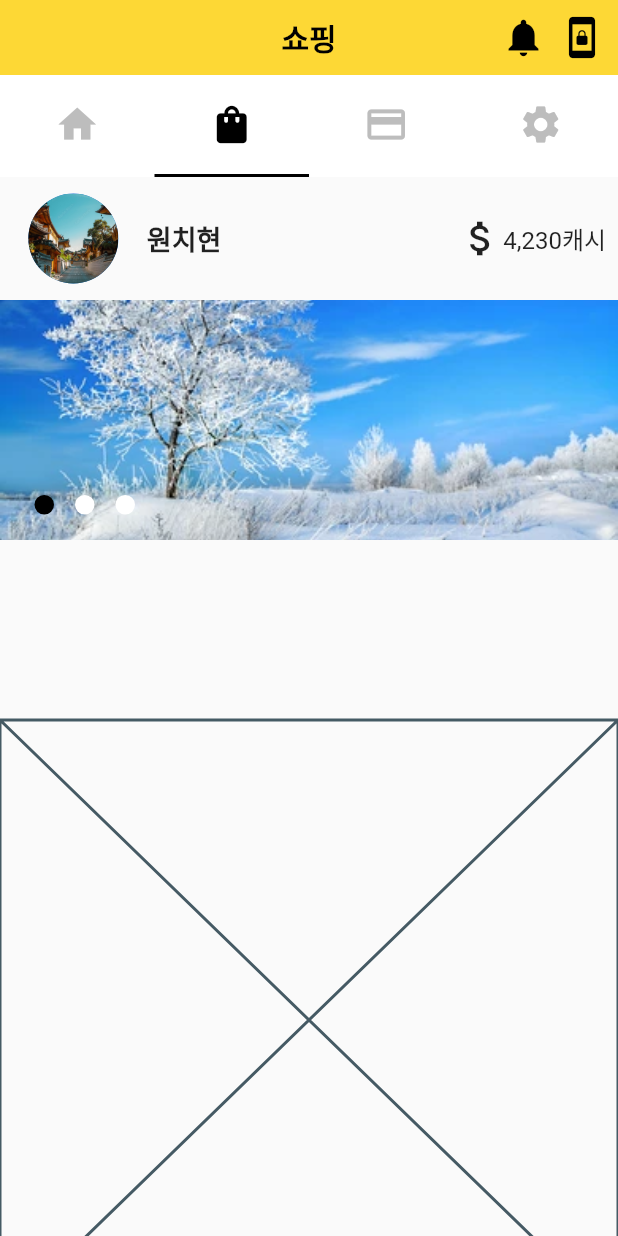
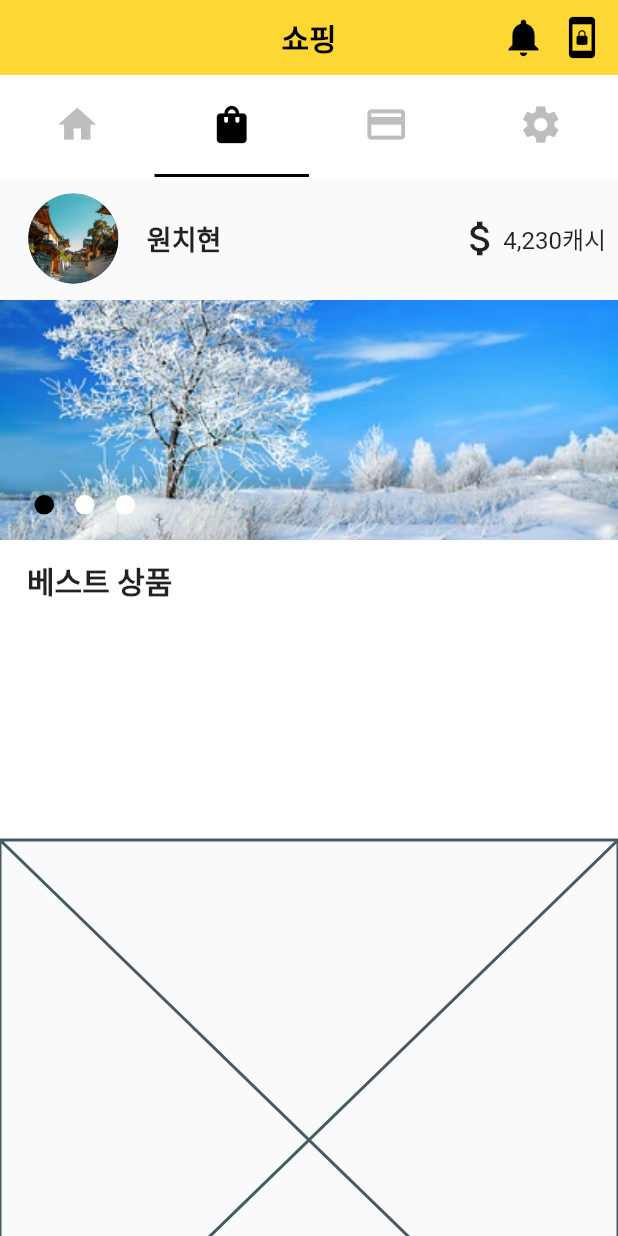
Before and after one commit to chihyeonwon/pedometer, a Flutter app: the screen it shows after launch, tab 2 chosen, on a phone screen of 412 x 824 dp. Run offline on Flutter 3.47's test engine with Material 2 defaults, Android fonts, the phone set to English and light mode, and no system bars; drawn by our look-alikes of carousel_slider.

Commit message:
ShoppingScreen Middle 베스트 상품 텍스트 추가

```diff
--- a/lib/Screen/shopping_screen.dart
+++ b/lib/Screen/shopping_screen.dart
@@ -139,8 +139,17 @@ class _MiddleState extends State<Middle> {
           ],
         ),
         Container(
-          height:120.0,
-        ),
+            color: Colors.white,
+            height: 200.0,
+            child: Stack(children: [
+              Positioned(
+                top: 12.0,
+                left: 18.0,
+                child: Text('베스트 상품',
+                    style:
+                        TextStyle(fontSize: 20.0, fontWeight: FontWeight.w600)),
+              ),
+            ])),
       ],
     ));
   }
```
